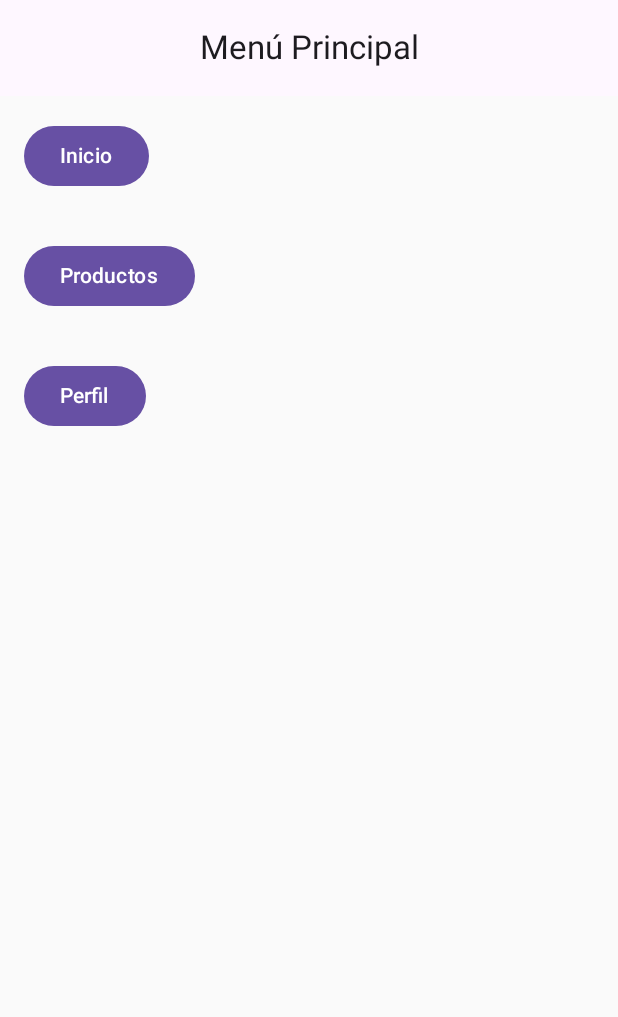
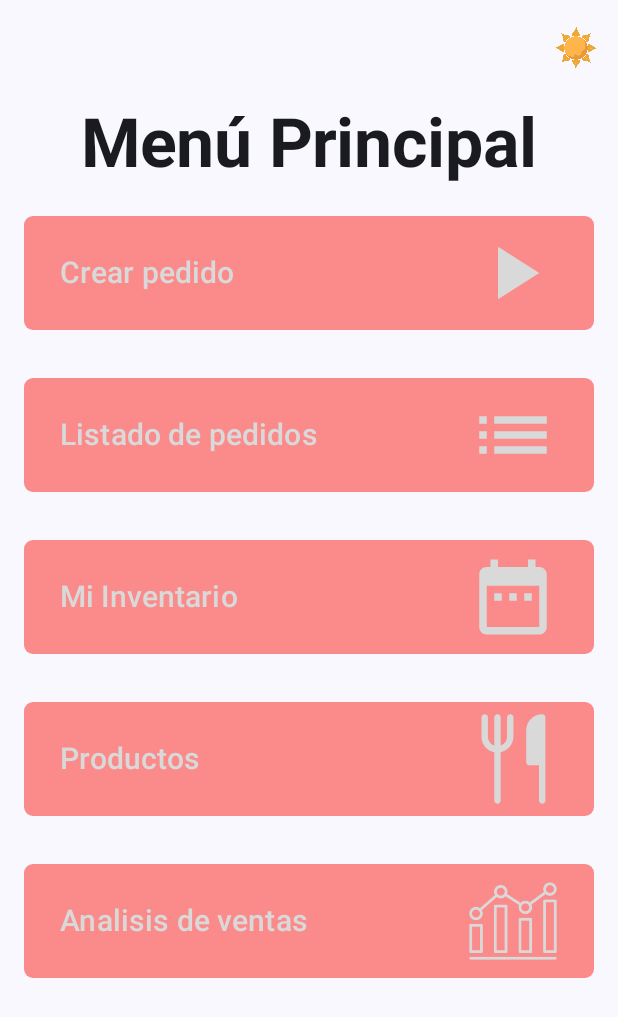
Before and after one commit to Angel2077/Orders-App, an Android app built with Jetpack Compose: the home screen opened through its navigation route, on a phone screen of 412 x 824 dp. Shown: the top 1017 px of the screen. Run offline under Robolectric (Android 15) with nearby library versions, the phone set to English and light mode, and no system bars.

Commit message:
Changes: V0.0.2 NOTES: - Order and modular mode - Makes atracctive colors - menu slides (Only the basic form) - Mode dark-light - buttons of menu slides

```diff
--- a/app/src/main/java/com/usoftwork/ordersapp/ui/screens/menuhome.kt
+++ b/app/src/main/java/com/usoftwork/ordersapp/ui/screens/menuhome.kt
@@ -2,20 +2,78 @@
 
 package com.usoftwork.ordersapp.ui.screens
 
+import androidx.compose.foundation.layout.Arrangement
 import androidx.compose.foundation.layout.Column
+import androidx.compose.foundation.layout.Row
 import androidx.compose.foundation.layout.fillMaxSize
 import androidx.compose.foundation.layout.fillMaxWidth
 import androidx.compose.foundation.layout.padding
+import androidx.compose.foundation.layout.size
+import androidx.compose.foundation.shape.RoundedCornerShape
+import androidx.compose.material.icons.Icons
+import androidx.compose.material.icons.filled.DateRange
+import androidx.compose.material.icons.filled.List
+import androidx.compose.material.icons.filled.PlayArrow
 import androidx.compose.material3.Button
+import androidx.compose.material3.ButtonDefaults
 import androidx.compose.material3.CenterAlignedTopAppBar
 import androidx.compose.material3.ExperimentalMaterial3Api
-import androidx.compose.material3.IconButton
+import androidx.compose.material3.Icon
 import androidx.compose.material3.Text
 import androidx.compose.runtime.Composable
+import androidx.compose.ui.Alignment
 import androidx.compose.ui.Modifier
+import androidx.compose.ui.graphics.vector.ImageVector
+import androidx.compose.ui.text.font.FontWeight
 import androidx.compose.ui.unit.dp
+import androidx.compose.ui.unit.sp
 import androidx.navigation.NavHostController
+import com.usoftwork.ordersapp.R
+import com.usoftwork.ordersapp.ui.theme.Dustwhite
+import com.usoftwork.ordersapp.ui.theme.Salmon
 
+@Composable
+fun MenuButton(
+    onClick: () -> Unit,
+    text: String,
+    icon: Any
+) {
+    Button(
+        onClick = onClick,
+        modifier = Modifier.padding(16.dp),
+        shape = RoundedCornerShape(6.dp),
+        colors = ButtonDefaults.buttonColors(
+            containerColor = Salmon,
+            contentColor = Dustwhite
+        )
+    ) {
+            Row(
+                modifier = Modifier.fillMaxWidth(),
+                horizontalArrangement = Arrangement.SpaceBetween,
+                verticalAlignment = Alignment.CenterVertically
+            ) {
+                Text(
+                    text = text,
+                    fontSize = 20.sp,
+                )
+                if (icon is ImageVector) {
+                    Icon(
+                        imageVector = icon,
+                        contentDescription = text,
+                        modifier = Modifier
+                            .size(60.dp)
+                    )
+                } else if (icon is Int) {
+                    Icon(
+                        painter = androidx.compose.ui.res.painterResource(id = icon),
+                        contentDescription = text,
+                        modifier = Modifier
+                            .size(60.dp)
+                    )
+                }
+            }
+        }
+    }
 
 @OptIn(ExperimentalMaterial3Api::class)
 @Composable
@@ -23,38 +81,45 @@ fun MenuBar(navController: NavHostController) {
     Column(modifier = Modifier.fillMaxSize()) {
         // Barra superior con título
         CenterAlignedTopAppBar(
-            title = { Text("Menú Principal") },
-            actions = {
-                // Icono del carrito de compras
-                IconButton(
-                    onClick = {
-                        navController.navigate("carritoCompras") // Navegar al carrito de compras
-                    }
-                ) {
+            title = {
+                Text(
+                    text = "Menú Principal",
+                    fontSize = 45.sp,  // Tamaño de la fuente
+                    fontWeight = FontWeight.Bold  // tipo de fuente
+                )
+            },            actions = { {
                 }
             }
         )
 
         // Opciones del menú
         Column(modifier = Modifier.fillMaxWidth()) {
-            Button(
-                onClick = { navController.navigate("home") },
-                modifier = Modifier.padding(16.dp)
-            ) {
-                Text("Inicio")
-            }
-            Button(
-                onClick = { navController.navigate("productos") }, // Cambio de `Navigation` a `navigate`
-                modifier = Modifier.padding(16.dp)
-            ) {
-                Text("Productos")
-            }
-            Button(
-                onClick = { navController.navigate("perfil") }, // Cambio de `Navigation` a `navigate`
-                modifier = Modifier.padding(16.dp)
-            ) {
-                Text("Perfil")
-            }
+            MenuButton(
+                onClick = {navController.navigate("Armar")},
+                text = "Crear pedido",
+                icon = Icons.Default.PlayArrow
+            )
+            MenuButton(
+                onClick = {navController.navigate("Listar")},
+                text = "Listado de pedidos",
+                icon = Icons.Default.List
+            )
+            MenuButton(
+                onClick = {navController.navigate("Inventario")},
+                text = "Mi Inventario",
+                icon = Icons.Default.DateRange
+            )
+            MenuButton(
+                onClick = {navController.navigate("Producto")},
+                text = "Productos",
+                icon = R.drawable.cubiertos
+
+            )
+            MenuButton(
+                onClick = {navController.navigate("Analisis")},
+                text = "Analisis de ventas",
+                icon = R.drawable.analitic
+            )
         }
     }
 }
--- /dev/null
+++ b/app/src/main/res/drawable/cubiertos.xml
@@ -0,0 +1,9 @@
+<vector xmlns:android="http://schemas.android.com/apk/res/android"
+    android:width="46dp"
+    android:height="64dp"
+    android:viewportWidth="46"
+    android:viewportHeight="64">
+  <path
+      android:pathData="M20.807,0.158C21.922,0.158 22.849,0.962 23.042,2.021L23.078,2.43V16.059C23.078,21.553 19.177,26.136 13.994,27.189L13.992,61.49C13.992,62.745 12.975,63.762 11.72,63.762C10.605,63.762 9.678,62.958 9.485,61.898L9.449,61.49L9.451,27.19C4.513,26.189 0.737,21.983 0.389,16.838L0.363,16.059V2.43C0.363,1.175 1.38,0.158 2.634,0.158C3.749,0.158 4.677,0.962 4.869,2.021L4.906,2.43V16.059C4.906,19.027 6.803,21.551 9.45,22.486L9.449,2.43C9.449,1.175 10.466,0.158 11.72,0.158C12.836,0.158 13.763,0.962 13.955,2.021L13.992,2.43L13.995,22.485C16.437,21.62 18.239,19.404 18.502,16.735L18.535,16.059V2.43C18.535,1.175 19.552,0.158 20.807,0.158ZM43.522,0.158C44.637,0.158 45.565,0.962 45.757,2.021L45.794,2.43V61.49C45.794,62.745 44.777,63.762 43.522,63.762C42.407,63.762 41.479,62.958 41.287,61.898L41.251,61.49V36.503H34.436C33.321,36.503 32.393,35.7 32.201,34.64L32.164,34.231V11.516C32.164,5.243 37.249,0.158 43.522,0.158Z"
+      android:fillColor="#000000"/>
+</vector>
--- a/app/src/main/res/drawable/designer.xml
+++ /dev/null
@@ -1,4 +0,0 @@
-<?xml version="1.0" encoding="utf-8"?>
-<selector xmlns:android="http://schemas.android.com/apk/res/android">
-
-</selector>
```
Also changed, not shown: app/src/main/java/com/usoftwork/ordersapp/MainActivity.kt (+42 -20 lines), app/src/main/java/com/usoftwork/ordersapp/ui/theme/Color.kt (+10 -1 lines), app/src/main/java/com/usoftwork/ordersapp/ui/theme/Theme.kt (+58 -18 lines), app/src/main/res/drawable/analitic.png (added), app/src/main/res/drawable/fullmoon.png (added), app/src/main/res/drawable/fullsun.png (added).
